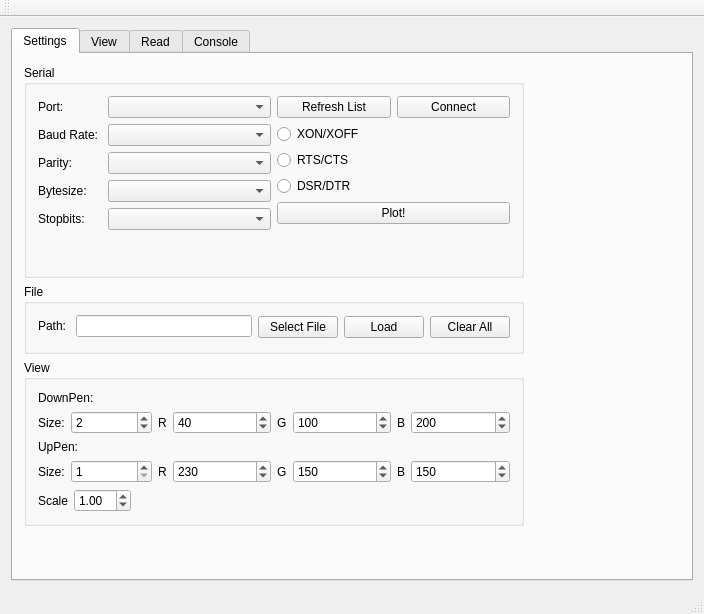
The window that mainwindow.ui (makerslocal/localplot) describes before a commit, drawn with Qt 5.
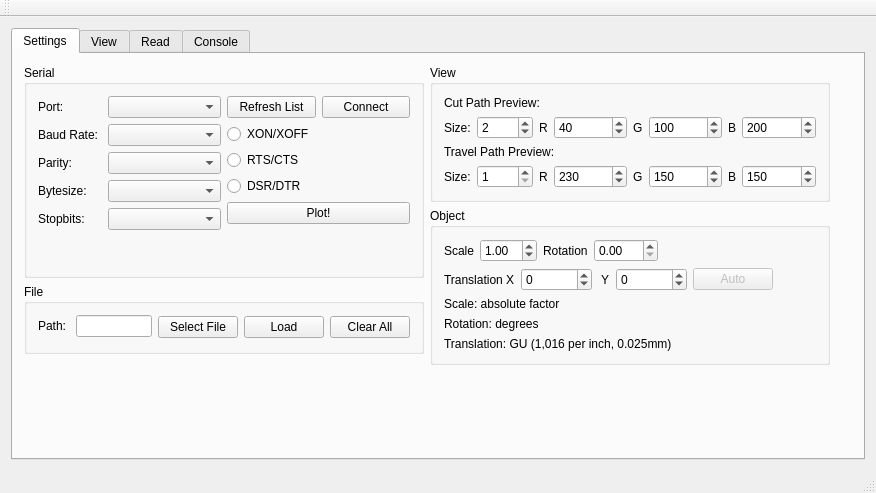
The same window after the commit.

```diff
--- a/mainwindow.ui
+++ b/mainwindow.ui
@@ -6,8 +6,8 @@
    <rect>
     <x>0</x>
     <y>0</y>
-    <width>704</width>
-    <height>614</height>
+    <width>876</width>
+    <height>493</height>
    </rect>
   </property>
   <property name="windowTitle">
@@ -31,7 +31,7 @@
            <widget class="QGroupBox" name="groupBox_serial">
             <property name="minimumSize">
              <size>
-              <width>500</width>
+              <width>400</width>
               <height>150</height>
              </size>
             </property>
@@ -183,7 +183,7 @@
            <widget class="QGroupBox" name="groupBox_file">
             <property name="minimumSize">
              <size>
-              <width>500</width>
+              <width>400</width>
               <height>70</height>
              </size>
             </property>
@@ -234,7 +234,30 @@
            </widget>
           </item>
           <item>
+           <spacer name="verticalSpacer">
+            <property name="orientation">
+             <enum>Qt::Vertical</enum>
+            </property>
+            <property name="sizeHint" stdset="0">
+             <size>
+              <width>20</width>
+              <height>40</height>
+             </size>
+            </property>
+           </spacer>
+          </item>
+         </layout>
+        </item>
+        <item>
+         <layout class="QVBoxLayout" name="verticalLayout_5">
+          <item>
            <widget class="QGroupBox" name="groupBox_view">
+            <property name="minimumSize">
+             <size>
+              <width>400</width>
+              <height>0</height>
+             </size>
+            </property>
             <property name="title">
              <string>View</string>
             </property>
@@ -242,7 +265,7 @@
              <item>
               <widget class="QLabel" name="label_6">
                <property name="text">
-                <string>DownPen:</string>
+                <string>Cut Path Preview:</string>
                </property>
               </widget>
              </item>
@@ -343,7 +366,7 @@
              <item>
               <widget class="QLabel" name="label_11">
                <property name="text">
-                <string>UpPen:</string>
+                <string>Travel Path Preview:</string>
                </property>
               </widget>
              </item>
@@ -438,6 +461,15 @@
                </item>
               </layout>
              </item>
+            </layout>
+           </widget>
+          </item>
+          <item>
+           <widget class="QGroupBox" name="groupBox">
+            <property name="title">
+             <string>Object</string>
+            </property>
+            <layout class="QVBoxLayout" name="verticalLayout_6">
              <item>
               <layout class="QHBoxLayout" name="horizontalLayout_14">
                <item>
@@ -464,6 +496,30 @@
                  </item>
                 </layout>
                </item>
+               <item>
+                <layout class="QFormLayout" name="formLayout_12">
+                 <property name="horizontalSpacing">
+                  <number>6</number>
+                 </property>
+                 <property name="verticalSpacing">
+                  <number>0</number>
+                 </property>
+                 <item row="0" column="0">
+                  <widget class="QLabel" name="label_17">
+                   <property name="text">
+                    <string>Rotation</string>
+                   </property>
+                  </widget>
+                 </item>
+                 <item row="0" column="1">
+                  <widget class="QDoubleSpinBox" name="doubleSpinBox_objRotation">
+                   <property name="maximum">
+                    <double>360.000000000000000</double>
+                   </property>
+                  </widget>
+                 </item>
+                </layout>
+               </item>
                <item>
                 <spacer name="horizontalSpacer_2">
                  <property name="orientation">
@@ -479,11 +535,101 @@
                </item>
               </layout>
              </item>
+             <item>
+              <layout class="QHBoxLayout" name="horizontalLayout_16">
+               <item>
+                <layout class="QFormLayout" name="formLayout_13">
+                 <item row="0" column="0">
+                  <widget class="QLabel" name="label_18">
+                   <property name="text">
+                    <string>Translation X</string>
+                   </property>
+                  </widget>
+                 </item>
+                 <item row="0" column="1">
+                  <widget class="QSpinBox" name="spinBox_objTranslationX">
+                   <property name="minimum">
+                    <number>-100000</number>
+                   </property>
+                   <property name="maximum">
+                    <number>100000</number>
+                   </property>
+                  </widget>
+                 </item>
+                </layout>
+               </item>
+               <item>
+                <layout class="QFormLayout" name="formLayout_14">
+                 <item row="0" column="0">
+                  <widget class="QLabel" name="label_19">
+                   <property name="text">
+                    <string> Y</string>
+                   </property>
+                  </widget>
+                 </item>
+                 <item row="0" column="1">
+                  <widget class="QSpinBox" name="spinBox_objTranslationY">
+                   <property name="minimum">
+                    <number>-100000</number>
+                   </property>
+                   <property name="maximum">
+                    <number>100000</number>
+                   </property>
+                  </widget>
+                 </item>
+                </layout>
+               </item>
+               <item>
+                <widget class="QPushButton" name="pushButton_objTranslateAuto">
+                 <property name="enabled">
+                  <bool>false</bool>
+                 </property>
+                 <property name="text">
+                  <string>Auto</string>
+                 </property>
+                </widget>
+               </item>
+               <item>
+                <spacer name="horizontalSpacer_4">
+                 <property name="orientation">
+                  <enum>Qt::Horizontal</enum>
+                 </property>
+                 <property name="sizeHint" stdset="0">
+                  <size>
+                   <width>40</width>
+                   <height>20</height>
+                  </size>
+                 </property>
+                </spacer>
+               </item>
+              </layout>
+             </item>
+             <item>
+              <widget class="QLabel" name="label_20">
+               <property name="text">
+                <string>Scale: absolute factor</string>
+               </property>
+              </widget>
+             </item>
+             <item>
+              <widget class="QLabel" name="label_21">
+               <property name="text">
+                <string>Rotation: degrees</string>
+               </property>
+              </widget>
+             </item>
+             <item>
+              <widget class="QLabel" name="label_22">
+               <property name="text">
+                <string>Translation: GU (1,016 per inch, 0.025mm)</string>
+               </property>
+              </widget>
+             </item>
             </layout>
            </widget>
           </item>
           <item>
-           <spacer name="verticalSpacer">
+           <spacer name="verticalSpacer_3">
             <property name="orientation">
              <enum>Qt::Vertical</enum>
             </property>
```
Left out of the diff: 10 changed lines with no effect on the pictures.
